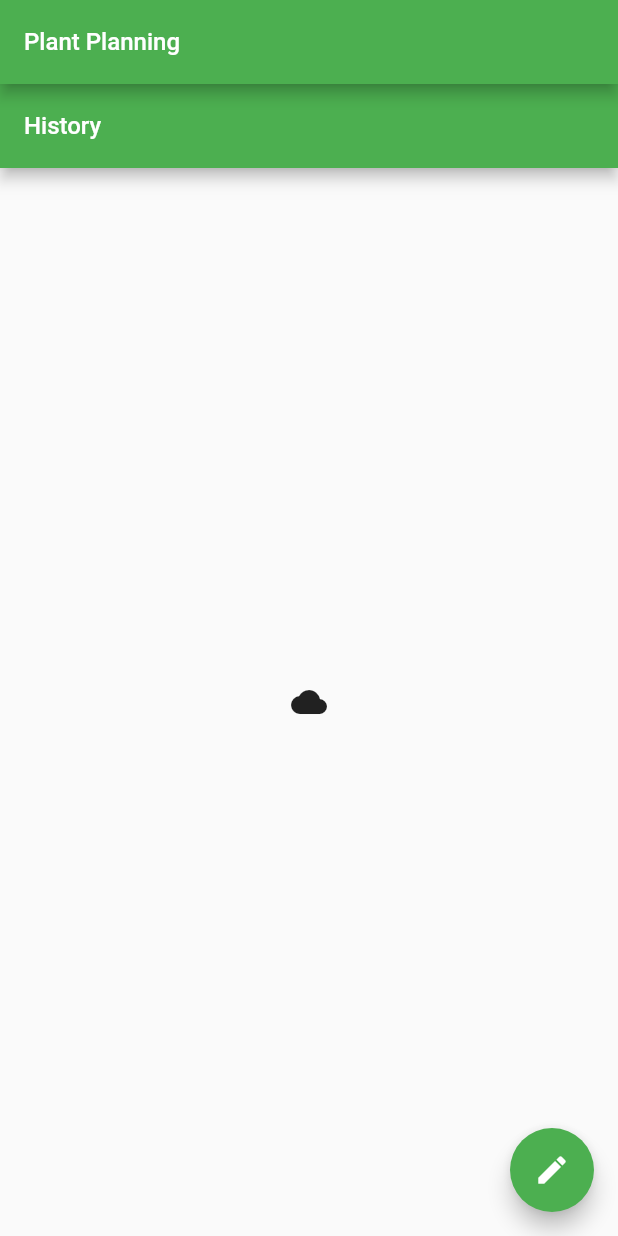
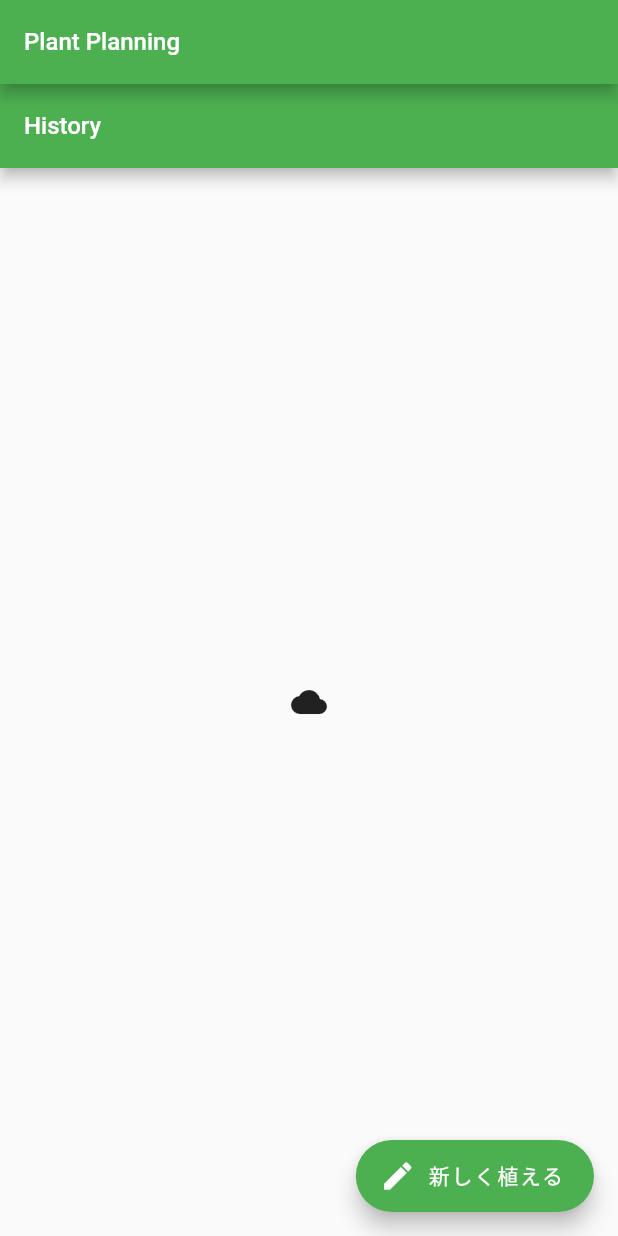
Before and after one commit to yoshida-m-3/plant_planning, a Flutter app: the screen it shows after launch, swiped to page 2, on a phone screen of 412 x 824 dp. Run offline on Flutter 3.47's test engine with Material 2 defaults, Android fonts, the phone set to English and light mode, and no system bars; network calls fail.

Commit message:
floatinButtonをアイコン+名称に変更

```diff
--- a/lib/main.dart
+++ b/lib/main.dart
@@ -1,5 +1,4 @@
 import 'package:flutter/material.dart';
-import 'package:plant_planning/atoms/NotificationButton.dart';
 import 'package:plant_planning/pages/NewItem.dart';
 import './pages/PlantScreen.dart';
 import './pages/HistoryScreen.dart';
@@ -49,9 +48,10 @@ class _MyHomePageState extends State<MyHomePage>
             HistoryScreen(),
           ]),
       // ページ下部のナビゲーションメニュー
-      floatingActionButton: FloatingActionButton(
+      floatingActionButton: FloatingActionButton.extended(
         onPressed: () => Navigator.of(context).pushNamed('/newItem'),
-        child: const Icon(Icons.mode),
+        icon: const Icon(Icons.mode),
+        label: const Text('新しく植える'),
       ),
     );
   }
```
